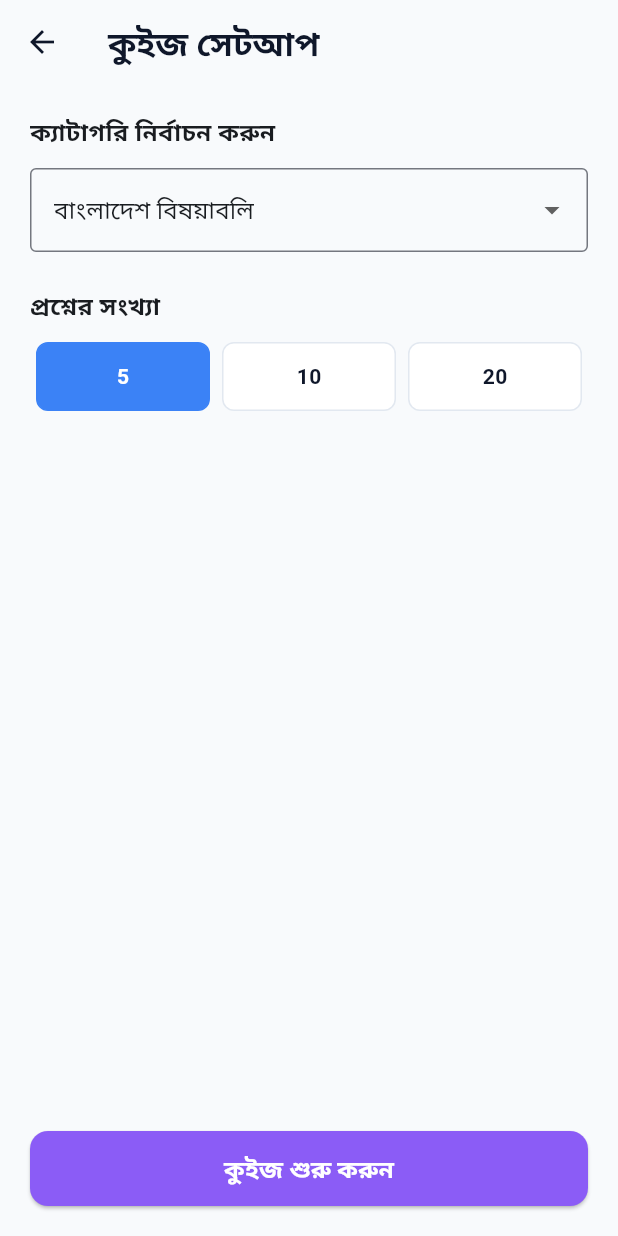
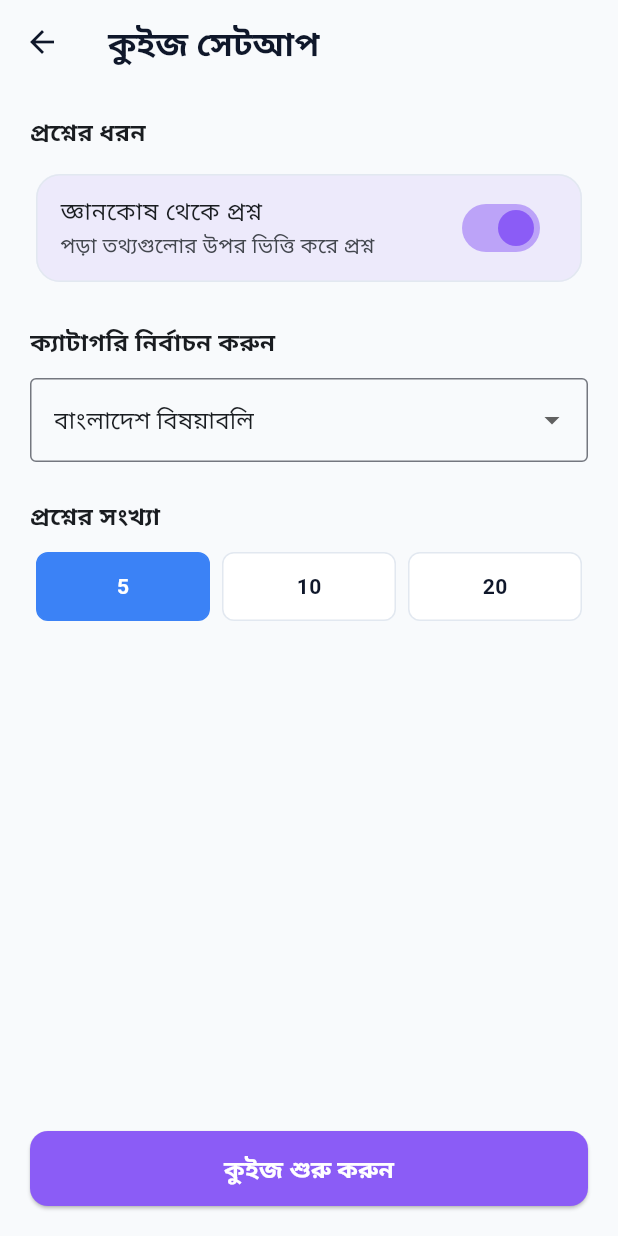
Before and after one commit to kotha3663-beep/S-R-Media, a Flutter app: the screen it shows after launch, scrolled down 141 dp, after a tap on "শুরু করুন", on a phone screen of 412 x 824 dp. Run offline on Flutter 3.47's test engine with Material 3 defaults, Android fonts, the phone set to English and light mode, and no system bars; our stand-ins replace shared_preferences, sqflite; accounts and stored records are empty; statements that could not run were skipped.

Commit message:
Refactor QuizSetupScreen for language and knowledge base
Refactor quiz setup screen to use language service and knowledge repository. Update UI elements for language support and improve question retrieval logic.

```diff
--- a/lib/features/quiz/screens/quiz_setup_screen.dart
+++ b/lib/features/quiz/screens/quiz_setup_screen.dart
@@ -1,7 +1,8 @@
 import 'package:flutter/material.dart';
 import '../../../core/theme/app_colors.dart';
-import '../../../core/services/preferences_service.dart';
+import '../../../core/services/language_service.dart';
 import '../data/question_repository.dart';
+import '../data/knowledge_repository.dart';
 import 'quiz_play_screen.dart';
 
 class QuizSetupScreen extends StatefulWidget {
@@ -13,10 +14,13 @@ class QuizSetupScreen extends StatefulWidget {
 
 class _QuizSetupScreenState extends State<QuizSetupScreen> {
   final _repo = QuestionRepository();
+  final _knowledgeRepo = KnowledgeRepository();
   List<String> _categories = [];
   String? _selectedCategory;
   int _questionCount = 5;
   bool _isLoading = true;
+  bool _useKnowledgeBase = true;
+  String _lang = 'bn';
 
   @override
   void initState() {
@@ -25,10 +29,11 @@ class _QuizSetupScreenState extends State<QuizSetupScreen> {
   }
 
   Future<void> _loadCategories() async {
-    final lang = await PreferencesService.getLanguage();
+    final lang = await LanguageService().currentLocale.languageCode;
     final cats = await _repo.getCategories(lang);
     if (mounted) {
       setState(() {
+        _lang = lang;
         _categories = cats;
         if (cats.isNotEmpty) _selectedCategory = cats.first;
         _isLoading = false;
@@ -42,14 +47,29 @@ class _QuizSetupScreenState extends State<QuizSetupScreen> {
       return const Scaffold(body: Center(child: CircularProgressIndicator()));
     }
 
+    final isBn = _lang == 'bn';
+
     return Scaffold(
-      appBar: AppBar(title: const Text('কুইজ সেটআপ')),
+      appBar: AppBar(title: Text(isBn ? 'কুইজ সেটআপ' : 'Quiz Setup')),
       body: Padding(
         padding: const EdgeInsets.all(20.0),
         child: Column(
           crossAxisAlignment: CrossAxisAlignment.start,
           children: [
-            const Text('ক্যাটাগরি নির্বাচন করুন', style: TextStyle(fontSize: 16, fontWeight: FontWeight.bold)),
+            Text(isBn ? 'প্রশ্নের ধরন' : 'Question Type', style: const TextStyle(fontSize: 16, fontWeight: FontWeight.bold)),
+            const SizedBox(height: 12),
+            Card(
+              color: _useKnowledgeBase ? AppColors.knowledgeAccent.withOpacity(0.1) : Colors.white,
+              child: SwitchListTile(
+                title: Text(isBn ? 'জ্ঞানকোষ থেকে প্রশ্ন' : 'Questions from Knowledge Base'),
+                subtitle: Text(isBn ? 'পড়া তথ্যগুলোর উপর ভিত্তি করে প্রশ্ন' : 'Questions based on read information'),
+                value: _useKnowledgeBase,
+                activeColor: AppColors.knowledgeAccent,
+                onChanged: (val) => setState(() => _useKnowledgeBase = val),
+              ),
+            ),
+            const SizedBox(height: 24),
+            Text(isBn ? 'ক্যাটাগরি নির্বাচন করুন' : 'Select Category', style: const TextStyle(fontSize: 16, fontWeight: FontWeight.bold)),
             const SizedBox(height: 12),
             DropdownButtonFormField<String>(
               value: _selectedCategory,
@@ -58,7 +78,7 @@ class _QuizSetupScreenState extends State<QuizSetupScreen> {
               onChanged: (val) => setState(() => _selectedCategory = val),
             ),
             const SizedBox(height: 24),
-            const Text('প্রশ্নের সংখ্যা', style: TextStyle(fontSize: 16, fontWeight: FontWeight.bold)),
+            Text(isBn ? 'প্রশ্নের সংখ্যা' : 'Number of Questions', style: const TextStyle(fontSize: 16, fontWeight: FontWeight.bold)),
             const SizedBox(height: 12),
             Row(
               children: [5, 10, 20].map((count) {
@@ -94,12 +114,17 @@ class _QuizSetupScreenState extends State<QuizSetupScreen> {
               height: 50,
               child: ElevatedButton(
                 onPressed: () async {
-                  final lang = await PreferencesService.getLanguage();
-                  final questions = await _repo.getQuestionsByLanguage(lang, _selectedCategory, _questionCount);
+                  List<dynamic> questions;
+                  if (_useKnowledgeBase) {
+                    questions = await _repo.generateQuestionsFromKnowledge(_lang, _selectedCategory, _questionCount);
+                  } else {
+                    questions = await _repo.getQuestionsByLanguage(_lang, _selectedCategory, _questionCount);
+                  }
+
                   if (questions.isEmpty) {
                     if (mounted) {
                       ScaffoldMessenger.of(context).showSnackBar(
-                        const SnackBar(content: Text('প্রশ্ন পাওয়া যায়নি')),
+                        SnackBar(content: Text(isBn ? 'প্রশ্ন পাওয়া যায়নি' : 'No questions found')),
                       );
                     }
                     return;
@@ -109,7 +134,7 @@ class _QuizSetupScreenState extends State<QuizSetupScreen> {
                       context,
                       MaterialPageRoute(
                         builder: (_) => QuizPlayScreen(
-                          questions: questions,
+                          questions: questions.cast(),
                           category: _selectedCategory!,
                         ),
                       ),
@@ -121,7 +146,7 @@ class _QuizSetupScreenState extends State<QuizSetupScreen> {
                   foregroundColor: Colors.white,
                   shape: RoundedRectangleBorder(borderRadius: BorderRadius.circular(12)),
                 ),
-                child: const Text('কুইজ শুরু করুন', style: TextStyle(fontSize: 16, fontWeight: FontWeight.bold)),
+                child: Text(isBn ? 'কুইজ শুরু করুন' : 'Start Quiz', style: const TextStyle(fontSize: 16, fontWeight: FontWeight.bold)),
               ),
             ),
           ],
```
